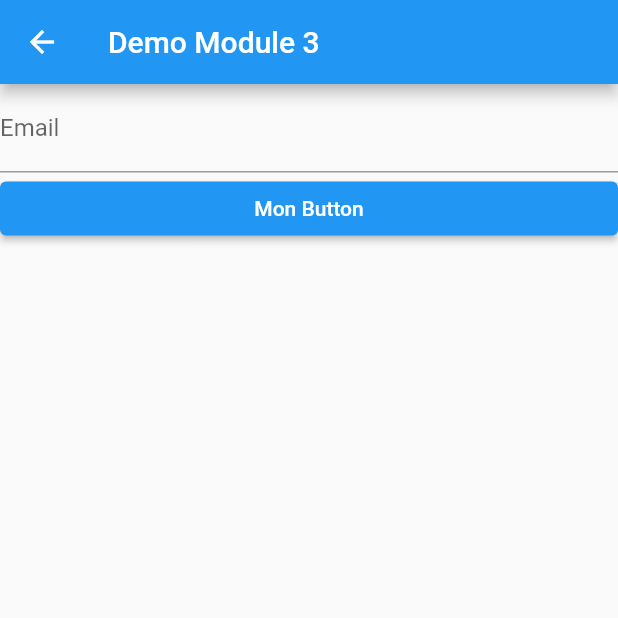
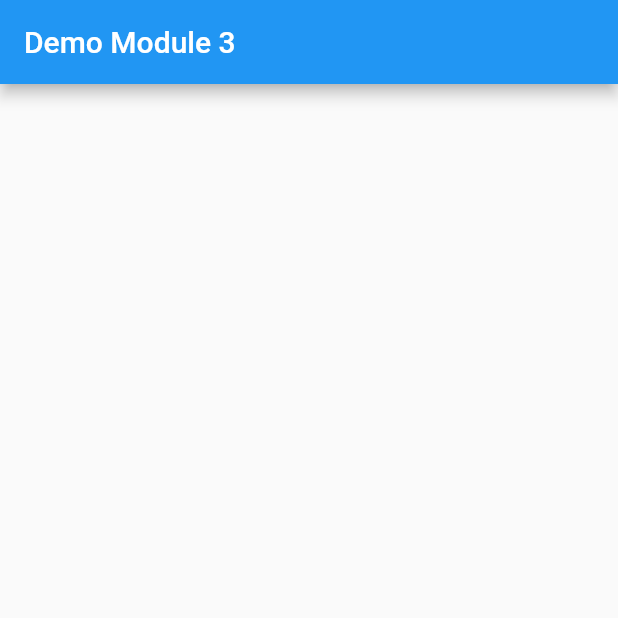
Before and after one commit to Chocolaterie/EniFlutterHCDA091, a Flutter app: the DemoWidgetPage screen opened directly, on a phone screen of 412 x 824 dp, the top half of it. Run offline on Flutter 3.47's test engine with Material 2 defaults, Android fonts, the phone set to English and light mode, and no system bars.

Commit message:
Demo ListView

```diff
--- a/lib/main.dart
+++ b/lib/main.dart
@@ -19,7 +19,7 @@ class MyApp extends StatelessWidget {
         primarySwatch: Colors.blue,
       ),
       // Page d'accueil
-      home: EniDemoPage(),
+      home: DemoWidgetPage(),
     );
   }
 }
--- a/lib/pages/demo-widget.dart
+++ b/lib/pages/demo-widget.dart
@@ -2,34 +2,15 @@ import 'package:flutter/material.dart';
 
 class DemoWidgetPage extends StatelessWidget {
 
-  void testButton(){
-    print("Cliquez, cliquez");
-  }
+  // Ma liste de données
+  var lists = ["Isaac", "Julien", "Bruno"];
 
   @override
   Widget build(BuildContext context) {
     return Scaffold(
       appBar: AppBar(title: Text("Demo Module 3")),
-      body: Flex(
-        direction: Axis.vertical,
-        children: [
-          // Image.network("https://m.media-amazon.com/images/I/61nGkrhr7VL.jpg"),
-          // Image.asset("images/pain_choco.jpg")
-
-          // Champ de Saisie : Email
-          TextField(
-            decoration: InputDecoration(
-                labelText: "Email", hintText: "email@example.com"),
-          ),
-
-          SizedBox(
-            width: double.infinity,
-            child: ElevatedButton(onPressed: () => testButton(),
-            child: Text("Mon Button")),
-          ),
-
-        ],
-      ),
+      // ListView
+      body: Container(),
     );
   }
 }
```
Also changed, not shown: lib/pages/demo-listview-page.dart (added, +41 -0 lines).
